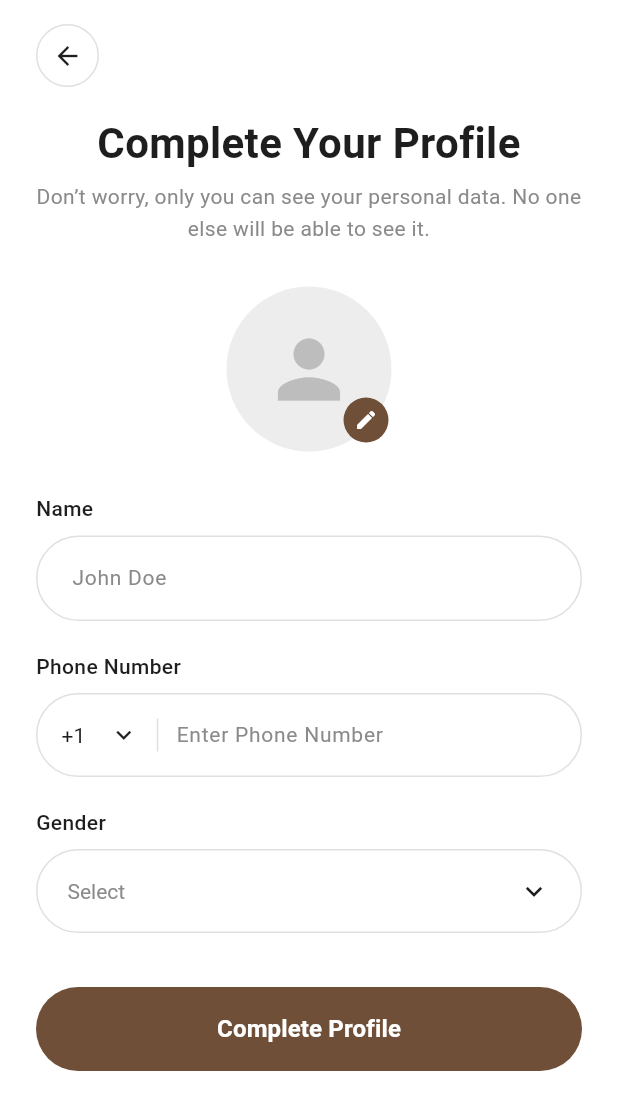
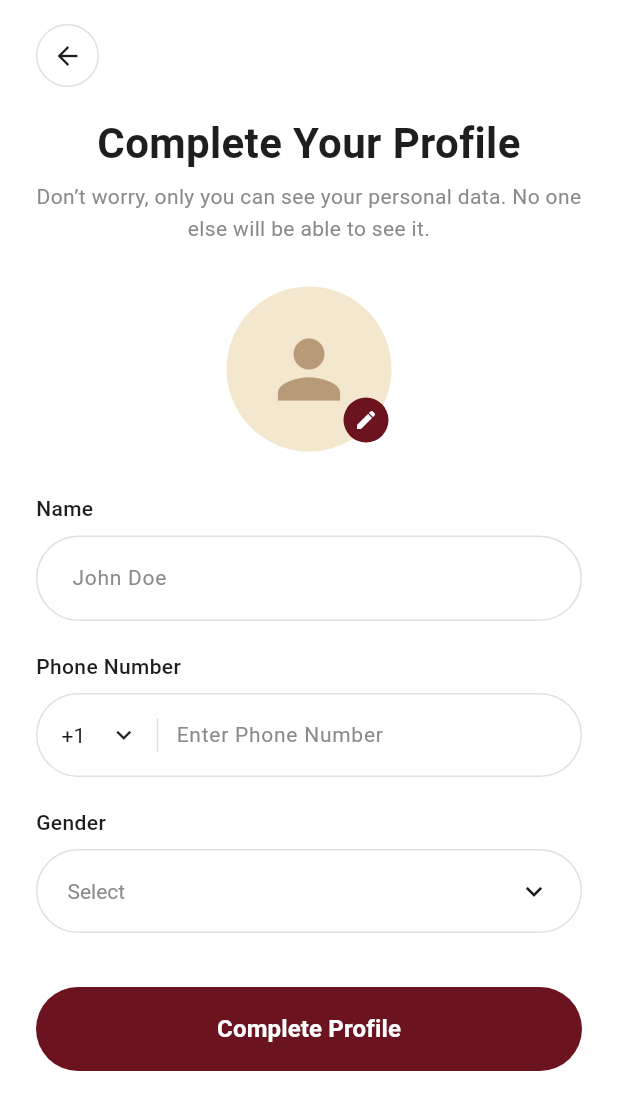
Before and after one commit to usmanbaig7/fashion_mania, a Flutter app: the CompleteProfilePage screen opened by its route, on a phone screen of 412 x 824 dp. Shown: the top 1110 px of the screen. Run offline on Flutter 3.47's test engine with Material 3 defaults, Android fonts, the phone set to English and light mode, and no system bars; our stand-ins replace flutter_bloc, go_router.

Commit message:
second commit

```diff
--- a/lib/core/routes/app_router.dart
+++ b/lib/core/routes/app_router.dart
@@ -1,6 +1,7 @@
 import 'package:go_router/go_router.dart';
 
 import '../../features/complete_profile/view/complete_profile_page.dart';
+import '../../features/dashboard/view/dashboard_page.dart';
 import '../../features/onboarding/view/onboarding_page.dart';
 import '../../features/sign_in/view/sign_in_page.dart';
 import '../../features/verify_code/view/verify_code_page.dart';
@@ -33,6 +34,10 @@ class AppRouter {
         path: AppRoutes.completeProfile,
         builder: (context, state) => const CompleteProfilePage(),
       ),
+      GoRoute(
+        path: AppRoutes.dashboard,
+        builder: (context, state) => const DashboardPage(),
+      ),
     ],
   );
 }
--- a/lib/core/routes/app_routes.dart
+++ b/lib/core/routes/app_routes.dart
@@ -6,4 +6,5 @@ class AppRoutes {
   static const String signIn = '/sign-in';
   static const String verifyCode = '/verify-code';
   static const String completeProfile = '/complete-profile';
+  static const String dashboard = '/dashboard';
 }
--- a/lib/core/theme/app_colors.dart
+++ b/lib/core/theme/app_colors.dart
@@ -4,7 +4,7 @@ import 'package:flutter/material.dart';
 class AppColors {
   const AppColors._();
 
-  static const Color primary = Color(0xFF704F38);
+  static const Color primary = Color(0xFF6B1420);
   static const Color background = Color(0xFFFFFFFF);
 
   static const Color textPrimary = Color(0xFF1E1E1E);
@@ -14,6 +14,13 @@ class AppColors {
   static const Color divider = Color(0xFFE6E6E6);
 
   /// Fill used for empty image placeholders and the avatar circle.
-  static const Color placeholder = Color(0xFFEDEDED);
-  static const Color placeholderIcon = Color(0xFFBDBDBD);
+  static const Color placeholder = Color(0xFFF3E7CE);
+  static const Color placeholderIcon = Color(0xFFB99A78);
+
+  /// Soft cream used behind banners, category circles and the sale timer.
+  static const Color surfaceSoft = Color(0xFFF7EFE0);
+
+  /// Floating bottom navigation pill.
+  static const Color navBackground = Color(0xFF1E1E1E);
+  static const Color navInactive = Color(0xFFA3A3A3);
 }
--- a/lib/core/theme/app_text_styles.dart
+++ b/lib/core/theme/app_text_styles.dart
@@ -71,4 +71,41 @@ class AppTextStyles {
     color: AppColors.primary,
     decoration: TextDecoration.underline,
   );
+
+  /// "Category", "Flash Sale" — section headers on the home screen.
+  static const TextStyle sectionTitle = TextStyle(
+    fontSize: 18,
+    fontWeight: FontWeight.w600,
+    color: AppColors.textPrimary,
+  );
+
+  static const TextStyle seeAll = TextStyle(
+    fontSize: 13,
+    fontWeight: FontWeight.w500,
+    color: AppColors.primary,
+  );
+
+  static const TextStyle bannerTitle = TextStyle(
+    fontSize: 20,
+    fontWeight: FontWeight.w700,
+    color: AppColors.textPrimary,
+  );
+
+  static const TextStyle productName = TextStyle(
+    fontSize: 13,
+    fontWeight: FontWeight.w500,
+    color: AppColors.textPrimary,
+  );
+
+  static const TextStyle price = TextStyle(
+    fontSize: 15,
+    fontWeight: FontWeight.w700,
+    color: AppColors.textPrimary,
+  );
+
+  static const TextStyle caption = TextStyle(
+    fontSize: 12,
+    fontWeight: FontWeight.w400,
+    color: AppColors.textSecondary,
+  );
 }
--- a/lib/features/complete_profile/view/complete_profile_page.dart
+++ b/lib/features/complete_profile/view/complete_profile_page.dart
@@ -2,6 +2,7 @@ import 'package:flutter/material.dart';
 import 'package:flutter_bloc/flutter_bloc.dart';
 import 'package:go_router/go_router.dart';
 
+import '../../../core/routes/app_routes.dart';
 import '../../../core/theme/app_colors.dart';
 import '../../../core/theme/app_text_styles.dart';
 import '../../../custom_widgets/app_text_field.dart';
@@ -217,7 +218,10 @@ class _CompleteProfilePageState extends State<CompleteProfilePage> {
                       ),
                 ),
                 const SizedBox(height: 36),
-                PrimaryButton(label: 'Complete Profile', onPressed: () {}),
+                PrimaryButton(
+                  label: 'Complete Profile',
+                  onPressed: () => context.go(AppRoutes.dashboard),
+                ),
               ],
             ),
           ),
--- a/lib/features/verify_code/view/verify_code_page.dart
+++ b/lib/features/verify_code/view/verify_code_page.dart
@@ -134,7 +134,8 @@ class _VerifyCodePageState extends State<VerifyCodePage> {
                   const SizedBox(height: 32),
                   PrimaryButton(
                     label: 'Verify',
-                    onPressed: () => context.push(AppRoutes.completeProfile),
+                    // Verified — drop the auth stack and land on the dashboard.
+                    onPressed: () => context.go(AppRoutes.dashboard),
                   ),
                 ],
               ),
```
Also changed, not shown: 1 other file.
